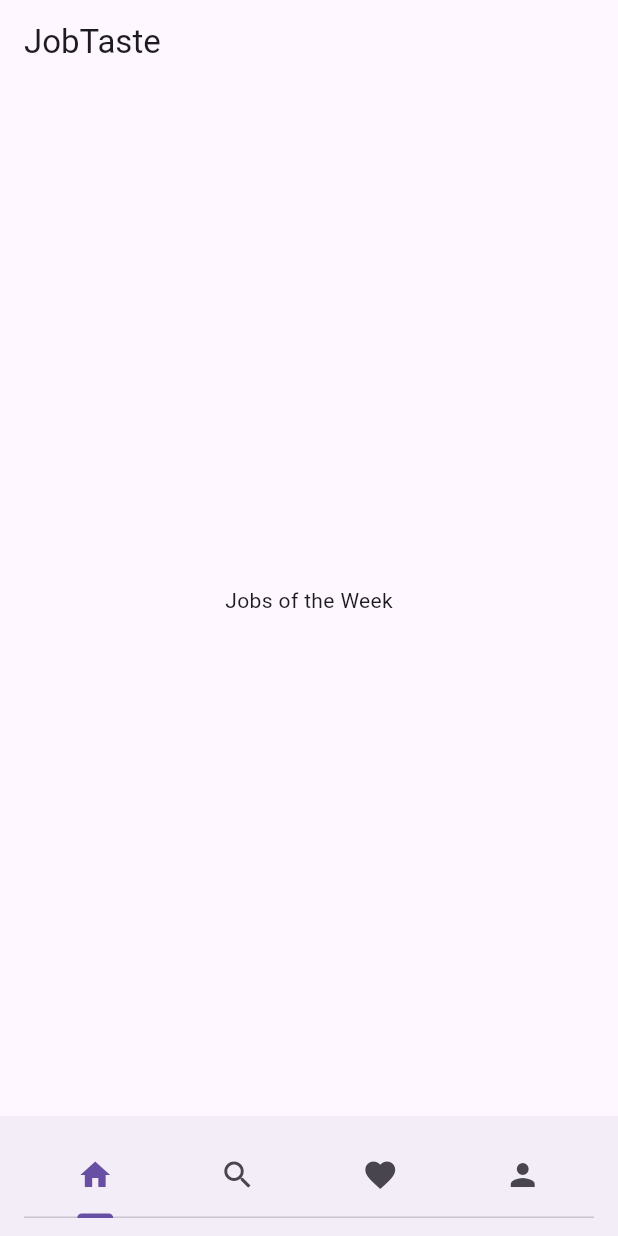
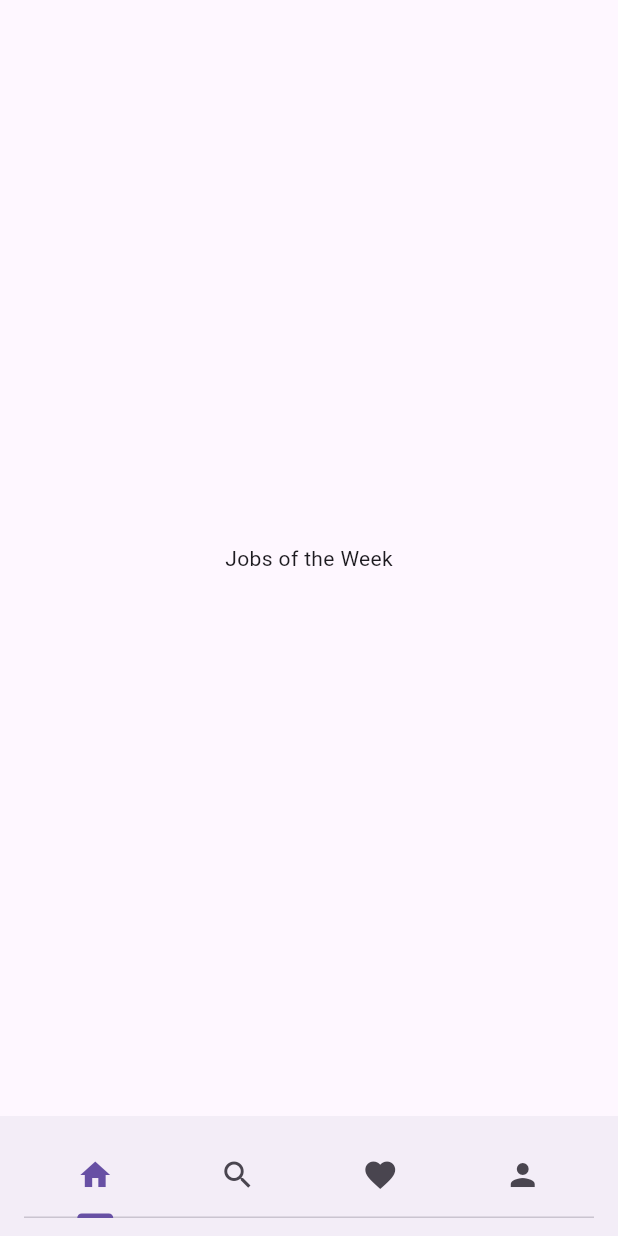
Before and after one commit to LucasLion/jobtaste, a Flutter app: the screen it shows after launch, on a phone screen of 412 x 824 dp. Run offline on Flutter 3.47's test engine with Material 3 defaults, Android fonts, the phone set to English and light mode, and no system bars.

Commit message:
space bar

```diff
--- a/jobtaste/lib/main.dart
+++ b/jobtaste/lib/main.dart
@@ -1,4 +1,5 @@
 import 'package:flutter/material.dart';
+import 'package:jobtaste/Tab/my_space.dart';
 
 void main() {
   runApp(const JobTasteApp());
@@ -26,7 +27,7 @@
 }
 
 class _JobTasteHomePageState extends State<_JobTasteHomePage>
-    with SingleTickerProviderStateMixin{
+    with SingleTickerProviderStateMixin {
   late TabController _tabController;
 
   @override
@@ -44,16 +45,13 @@
   @override
   Widget build(BuildContext context) {
     return Scaffold(
-      appBar: AppBar(
-        title: const Text('JobTaste'),
-      ),
         body: TabBarView(
           controller: _tabController,
           children: const <Widget>[
-          JobsOfWeekPage(), // Page for Jobs of the Week
-          MySpacePage(), // Page for My Space
-          DiscoverMePage(), // Page for Discover Me
-          ProfilePage(), // Page for Profile
+            JobsOfWeekPage(),
+            MySpacePage(),
+            DiscoverMePage(),
+            ProfilePage(),
           ],
         ),
         bottomNavigationBar: BottomAppBar(
@@ -66,8 +64,7 @@
               Tab(icon: Icon(Icons.person)),
             ],
           ),
-      )
-    );
+        ));
   }
 }
 
@@ -77,15 +74,6 @@
   @override
   Widget build(BuildContext context) {
     return const Center(child: Text('Jobs of the Week'));
-  }
-}
-
-class MySpacePage extends StatelessWidget {
-  const MySpacePage({super.key});
-
-  @override
-  Widget build(BuildContext context) {
-    return const Center(child: Text('My Space'));
   }
 }
 
```
Also changed, not shown: jobtaste/lib/Tab/my_space.dart (added, +83 -0 lines). Lines whose indentation alone changed are shown as unchanged.
